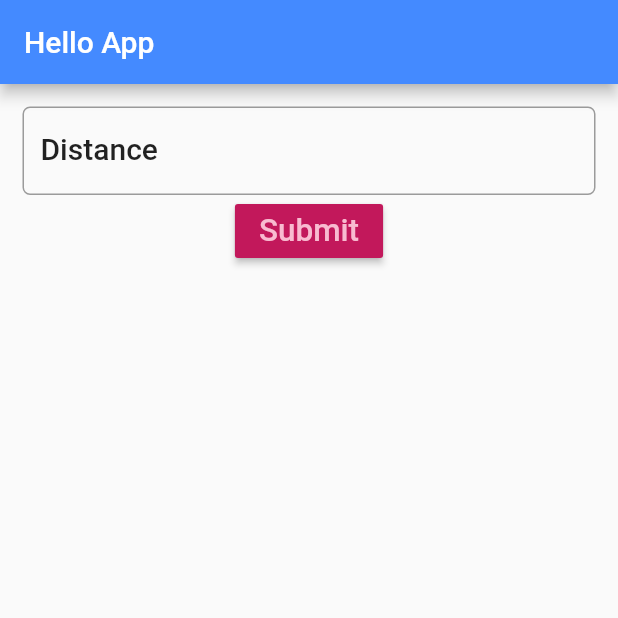
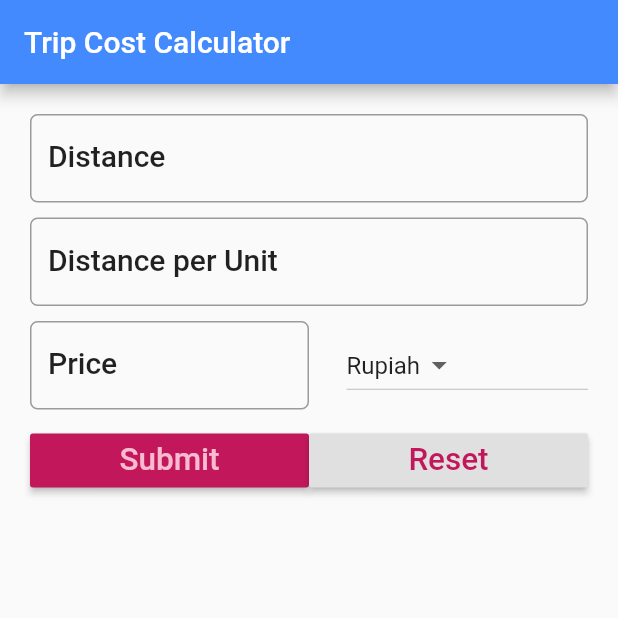
Before and after one commit to putragraha/FlutterGettingStarted, a Flutter app: the screen it shows after launch, after a tap on "Submit", on a phone screen of 412 x 824 dp, the top half of it. Run offline on Flutter 3.47's test engine with Material 2 defaults, Android fonts, the phone set to English and light mode, and no system bars.

Commit message:
Finish Trip Cost Calculator App

```diff
--- a/lib/main.dart
+++ b/lib/main.dart
@@ -26,9 +26,19 @@ class FuelForm extends StatefulWidget {
 /// Underscore (_) ymbol here means this class access is "private"
 class _FuelFormState extends State<FuelForm> {
 
-  TextEditingController _textEditingController = TextEditingController();
+  TextEditingController _distanceController = TextEditingController();
 
-  String result = "";
+  TextEditingController _avgController = TextEditingController();
+
+  TextEditingController _priceController = TextEditingController();
+
+  final double _formDistance = 5.0;
+
+  final _currencies = ["Dollars", "Euro", "Rupiah"];
+
+  String _selectedCurrency = "Rupiah";
+
+  String _result = "";
 
   @override
   Widget build(BuildContext context) {
@@ -36,15 +46,17 @@ class _FuelFormState extends State<FuelForm> {
 
     return Scaffold(
       appBar: AppBar(
-        title: Text("Hello App"),
+        title: Text("Trip Cost Calculator"),
         backgroundColor: Colors.blueAccent
       ),
       body: Container(
         padding: EdgeInsets.all(15.0),
         child: Column(
           children: <Widget>[
-            TextField(
-              controller: _textEditingController,
+            Padding(
+              padding: EdgeInsets.all(_formDistance),
+              child: TextField(
+                controller: _distanceController,
                 decoration: InputDecoration(
                   labelText: "Distance",
                   hintText: "e.g. 124",
@@ -54,8 +66,65 @@ class _FuelFormState extends State<FuelForm> {
                   )
                 ),
                 keyboardType: TextInputType.number
+              )
             ),
-            RaisedButton(
+            Padding(
+              padding: EdgeInsets.all(_formDistance),
+              child: TextField(
+                controller: _avgController,
+                decoration: InputDecoration(
+                  labelText: "Distance per Unit",
+                  hintText: "e.g. 17",
+                  labelStyle: textStyle,
+                  border: OutlineInputBorder(
+                    borderRadius: BorderRadius.circular(5.0)
+                  )
+                ),
+                keyboardType: TextInputType.number
+              )
+            ),
+            Padding(
+              padding: EdgeInsets.all(_formDistance),
+              child: Row(
+                children: <Widget>[
+                  Expanded(
+                    child: TextField(
+                      controller: _priceController,
+                      decoration: InputDecoration(
+                        labelText: "Price",
+                        hintText: "e.g. 9500",
+                        labelStyle: textStyle,
+                        border: OutlineInputBorder(
+                          borderRadius: BorderRadius.circular(5.0)
+                        )
+                      ),
+                      keyboardType: TextInputType.number
+                    )
+                  ),
+                  Expanded(
+                    child: Padding(
+                      padding: EdgeInsets.only(left: _formDistance*5),
+                      child: DropdownButton(
+                        items: _currencies.map((String value) {
+                          return DropdownMenuItem<String> (
+                            value: value,
+                            child: Text(value)
+                          );
+                        }).toList(),
+                        value: _selectedCurrency,
+                        onChanged: (String value) => _onDropdownChanged(value)
+                      )
+                    )
+                  )
+                ],
+              ),
+            ),
+            Padding(
+              padding: EdgeInsets.all(_formDistance),
+              child: Row(
+                children: <Widget>[
+                  Expanded(
+                    child: RaisedButton(
                       color: Theme.of(context).primaryColorDark,
                       textColor: Theme.of(context).primaryColorLight,
                       child: Text(
@@ -63,12 +132,57 @@ class _FuelFormState extends State<FuelForm> {
                         textScaleFactor: 1.5 ,
                       ),
                       onPressed: () {
-                setState(() => result =  _textEditingController.text);
-              }),
-            Text(result)
+                        setState(() => _result =  _getTotalCost());
+                      }
+                    )
+                  ),
+                  Expanded(
+                    child: RaisedButton(
+                      color: Theme.of(context).buttonColor,
+                      textColor: Theme.of(context).primaryColorDark,
+                      child: Text(
+                        "Reset",
+                        textScaleFactor: 1.5 ,
+                      ),
+                      onPressed: () {
+                        setState(() => _reset());
+                      }
+                    )
+                  )
+                ]
+              )
+            ),
+            Padding(
+              padding: EdgeInsets.all(_formDistance),
+              child: Text(_result)
+            )
           ]
         ),
       )
     );
   }
+
+  _onDropdownChanged(String value) {
+    setState(() {
+      _selectedCurrency = value;
+    });
   }
+
+  String _getTotalCost() {
+    double _distance = double.parse(_distanceController.text);
+    double _fuelCost = double.parse(_priceController.text);
+    double _consumption = double.parse(_avgController.text);
+    double _total = _distance / _consumption * _fuelCost;
+
+    return "Total cost of your trip is " + _total.toStringAsFixed(2) + " " + _selectedCurrency;
+  }
+
+  _reset() {
+    _distanceController.text = "";
+    _avgController.text = "";
+    _priceController.text = "";
+    setState(() {
+      _result = "";
+    });
+  }
+}
```
Lines whose indentation alone changed are shown as unchanged.
